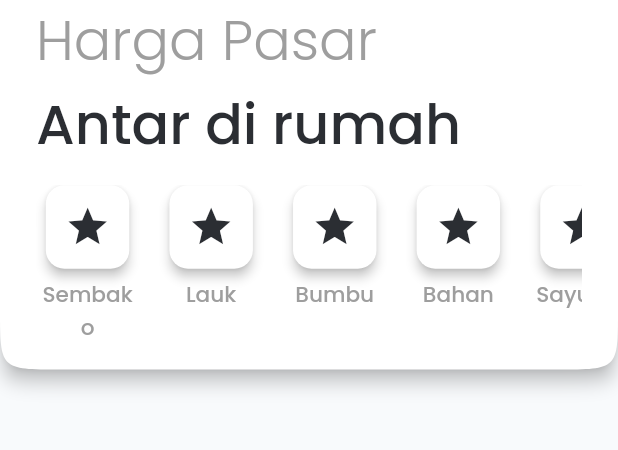
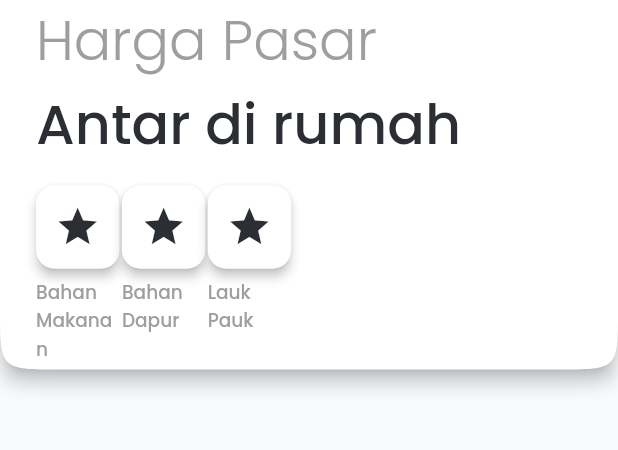
Before and after one commit to meimodev/mapalus, a Flutter app: the screen it shows after launch, on a phone screen of 412 x 824 dp, the part 94-544 px from its top. Run offline on Flutter 3.47's test engine with Material 2 defaults, Android fonts, the phone set to English and light mode, and no system bars; drawn by our look-alikes of badges; our stand-ins replace carousel_slider, cloud_firestore, firebase_auth, firebase_core, firebase_messaging, flutter_local_notifications and 8 more; accounts and stored records are empty; statements that could not run were skipped.

```diff
--- a/lib/app/modules/home/home_controller.dart
+++ b/lib/app/modules/home/home_controller.dart
@@ -41,15 +41,27 @@ class HomeController extends GetxController {
 
   var isSearchingProduct = false.obs;
 
-  var tec = TextEditingController();
+  TextEditingController tecSearch = TextEditingController();
   final _pageSize = 4;
   var _currentIndex = 0;
+
+  var categories = [
+    "Bahan Makanan",
+    "Bahan Dapur",
+    "Lauk Pauk",
+  ];
 
   @override
   void onInit() {
     _initProductsDisplay();
     _initNotificationHandler();
     super.onInit();
+  }
+
+  @override
+  void dispose() {
+    tecSearch.dispose();
+    super.dispose();
   }
 
   @override
@@ -293,6 +305,8 @@ class HomeController extends GetxController {
 
   onChangedSearchText(String text) {
     var _products = List<Product>.from(tempSearchedProducts);
+    isNoMoreProductsToDisplay.value = false;
+
     if (text.length > 1) {
       //separate the product that contain the text in product name to new list
       //update display list to this new list
@@ -320,6 +334,7 @@ class HomeController extends GetxController {
       } else {
         displayProducts.value = tempProducts;
         _currentIndex += tempProducts.length;
+        isNoMoreProductsToDisplay.value = true;
       }
     } else {
       _currentIndex = 0;
@@ -329,12 +344,17 @@ class HomeController extends GetxController {
       if (tempProducts.length > _pageSize) {
         displayProducts.value = tempProducts.sublist(0, _pageSize);
         _currentIndex += _pageSize;
-        isNoMoreProductsToDisplay.value = false;
         // isLoadingProducts.value = true;
       } else {
         displayProducts.value = tempProducts;
         _currentIndex += tempProducts.length;
+        isNoMoreProductsToDisplay.value = true;
       }
     }
   }
+
+  onPressedCategories(String value) {
+    tecSearch.text = value;
+    onChangedSearchText(value);
+  }
 }
--- a/lib/app/modules/home/home_screen.dart
+++ b/lib/app/modules/home/home_screen.dart
@@ -73,54 +73,6 @@ class HomeScreen extends GetView<HomeController> {
                     : const SizedBox(),
               ),
             ),
-          ),
-        ],
-      ),
-    );
-  }
-
-  Widget _buildCardCategories() {
-    return SingleChildScrollView(
-      physics: const BouncingScrollPhysics(),
-      scrollDirection: Axis.horizontal,
-      child: Row(
-        mainAxisAlignment: MainAxisAlignment.center,
-        crossAxisAlignment: CrossAxisAlignment.start,
-        children: [
-          CardCategory(
-            iconData: Icons.star,
-            name: 'Sembako',
-            onPressed: () {},
-          ),
-          SizedBox(width: Insets.small.w),
-          CardCategory(
-            iconData: Icons.star,
-            name: 'Lauk',
-            onPressed: () {},
-          ),
-          SizedBox(width: Insets.small.w),
-          CardCategory(
-            iconData: Icons.star,
-            name: 'Bumbu',
-            onPressed: () {},
-          ),
-          SizedBox(width: Insets.small.w),
-          CardCategory(
-            iconData: Icons.star,
-            name: 'Bahan',
-            onPressed: () {},
-          ),
-          SizedBox(width: Insets.small.w),
-          CardCategory(
-            iconData: Icons.star,
-            name: 'Sayuran',
-            onPressed: () {},
-          ),
-          SizedBox(width: Insets.small.w),
-          CardCategory(
-            iconData: Icons.star,
-            name: 'Bahan Kue',
-            onPressed: () {},
           ),
         ],
       ),
@@ -245,6 +197,7 @@ class HomeScreen extends GetView<HomeController> {
     return SliverAppBar(
       title: Obx(
         () => CardSearchBar(
+          controller: controller.tecSearch,
           onSubmitted: controller.onSubmittedSearchText,
           onTap: controller.onTapSearchText,
           onLogoPressed: controller.onPressedLogo,
@@ -275,6 +228,7 @@ class HomeScreen extends GetView<HomeController> {
                   horizontal: Insets.medium.w,
                 ),
                 child: Column(
+                  crossAxisAlignment: CrossAxisAlignment.stretch,
                   children: [
                     SizedBox(height: 60.h),
                     Column(
@@ -300,7 +254,10 @@ class HomeScreen extends GetView<HomeController> {
                       ],
                     ),
                     SizedBox(height: Insets.small.h),
-                    _buildCardCategories(),
+                    _BuildCardCategories(
+                      onPressedCategories: controller.onPressedCategories,
+                      categories: controller.categories,
+                    ),
                     SizedBox(height: Insets.small.h),
                   ],
                 ),
@@ -309,3 +266,36 @@ class HomeScreen extends GetView<HomeController> {
     );
   }
 }
+
+class _BuildCardCategories extends StatelessWidget {
+  const _BuildCardCategories({
+    Key? key,
+    required this.onPressedCategories,
+    required this.categories,
+  }) : super(key: key);
+
+  final Function(String value) onPressedCategories;
+  final List<String> categories;
+
+  @override
+  Widget build(BuildContext context) {
+    return SingleChildScrollView(
+      physics: const BouncingScrollPhysics(),
+      scrollDirection: Axis.horizontal,
+      child: Row(
+        mainAxisAlignment: MainAxisAlignment.start,
+        crossAxisAlignment: CrossAxisAlignment.start,
+        children: [
+          for (var category in categories)
+            CardCategory(
+              iconData: Icons.star,
+              name: category,
+              onPressed: () {
+                onPressedCategories(category);
+              },
+            ),
+        ],
+      ),
+    );
+  }
+}
--- a/lib/app/widgets/card_category.dart
+++ b/lib/app/widgets/card_category.dart
@@ -19,6 +19,7 @@ class CardCategory extends StatelessWidget {
   @override
   Widget build(BuildContext context) {
     return Column(
+      crossAxisAlignment: CrossAxisAlignment.start,
       children: [
         Material(
           color: isSelected ? Palette.accent : Palette.cardForeground,
@@ -41,12 +42,12 @@ class CardCategory extends StatelessWidget {
         ),
         SizedBox(height: Insets.small.h * .5),
         SizedBox(
-          width: 60.w,
+          width: 50.w,
           child: Text(
             name,
             softWrap: true,
-            textAlign: TextAlign.center,
             style: Theme.of(context).textTheme.bodyText1!.copyWith(
+                  fontSize: 12.sp,
                   color: isSelected ? Palette.textPrimary : Colors.grey,
                 ),
           ),
--- a/lib/app/widgets/card_search_bar.dart
+++ b/lib/app/widgets/card_search_bar.dart
@@ -12,12 +12,14 @@ class CardSearchBar extends StatelessWidget {
     required this.notificationBadgeCount,
     this.onTap,
     required this.onChanged,
+    this.controller,
   }) : super(key: key);
 
   final Function(String value) onSubmitted;
   final Function(String value) onChanged;
   final VoidCallback onLogoPressed;
   final int notificationBadgeCount;
+  final TextEditingController? controller;
 
   final VoidCallback? onTap;
 
@@ -52,6 +54,7 @@ class CardSearchBar extends StatelessWidget {
                   SizedBox(width: Insets.small.w * 1),
                   Flexible(
                     child: TextField(
+                      controller: controller,
                       onSubmitted: onSubmitted,
                       onTap: onTap,
                       onChanged: onChanged,
```
